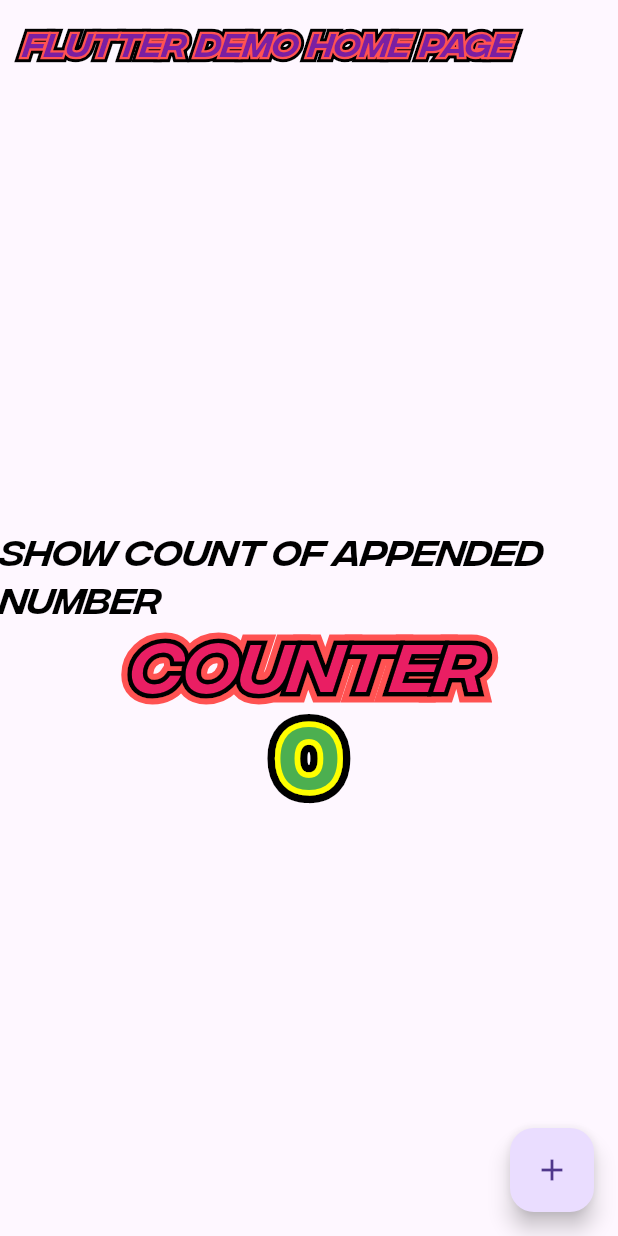
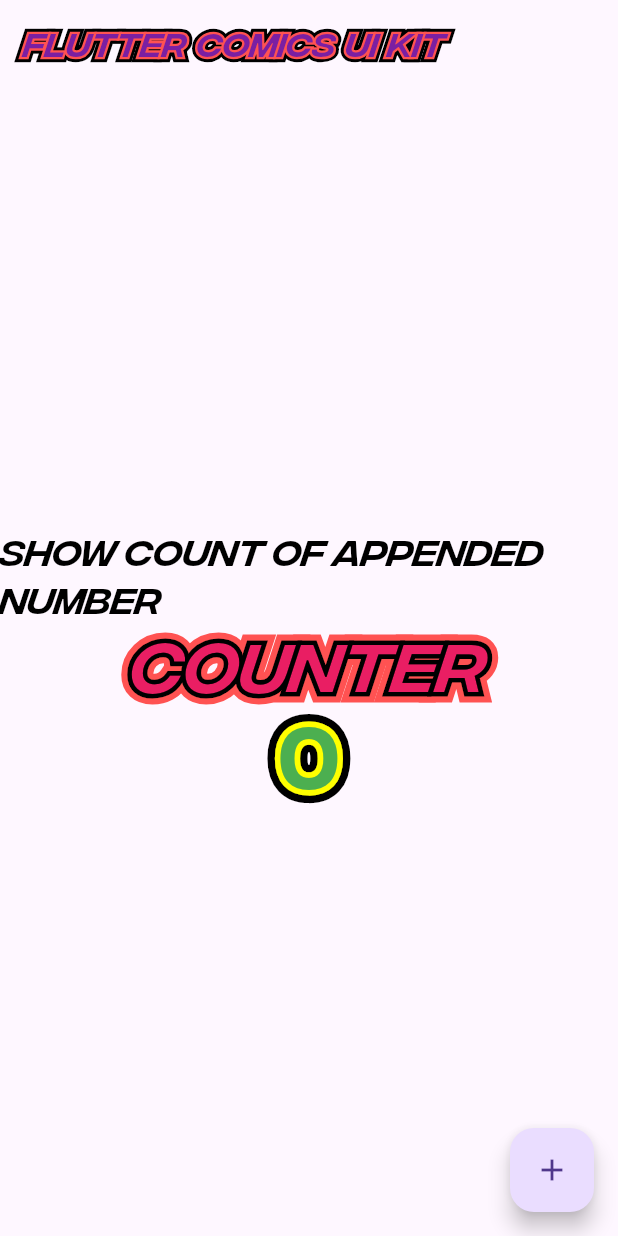
Before and after one commit to Asncodes-80/flutter-comics-ui, a Flutter app: the screen it shows after launch, on a phone screen of 412 x 824 dp. Run offline on Flutter 3.47's test engine with Material 2 defaults, Android fonts, the phone set to English and light mode, and no system bars.

Commit message:
update(main): add constant title

```diff
--- a/example/lib/main.dart
+++ b/example/lib/main.dart
@@ -11,8 +11,10 @@
 
   @override
   Widget build(BuildContext context) {
+    const String title = "Flutter Comics UI Kit";
+
     return MaterialApp(
-      title: "Flutter Comics UI Kit",
+      title: title,
       debugShowCheckedModeBanner: false,
       theme: ThemeData(
         useMaterial3: true,
@@ -28,7 +30,7 @@
           ),
         ),
       ),
-      home: const MyHomePage(title: 'Flutter Demo Home Page'),
+      home: const MyHomePage(title: title),
     );
   }
 }
```
Also changed, not shown: 1 other file.
